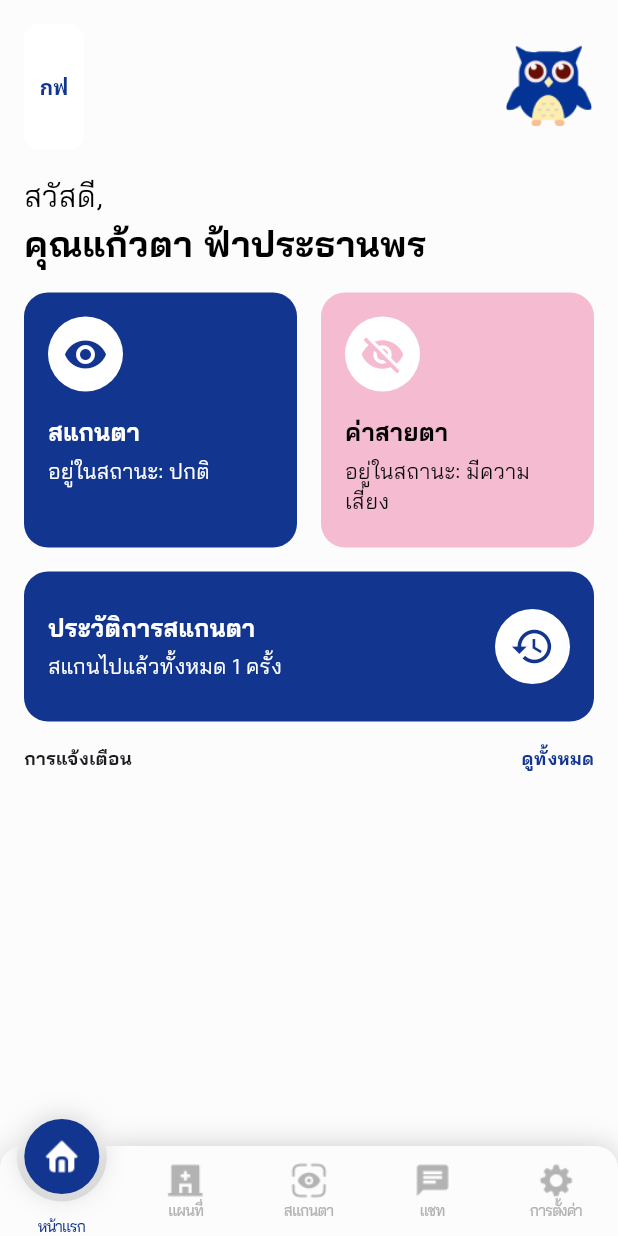
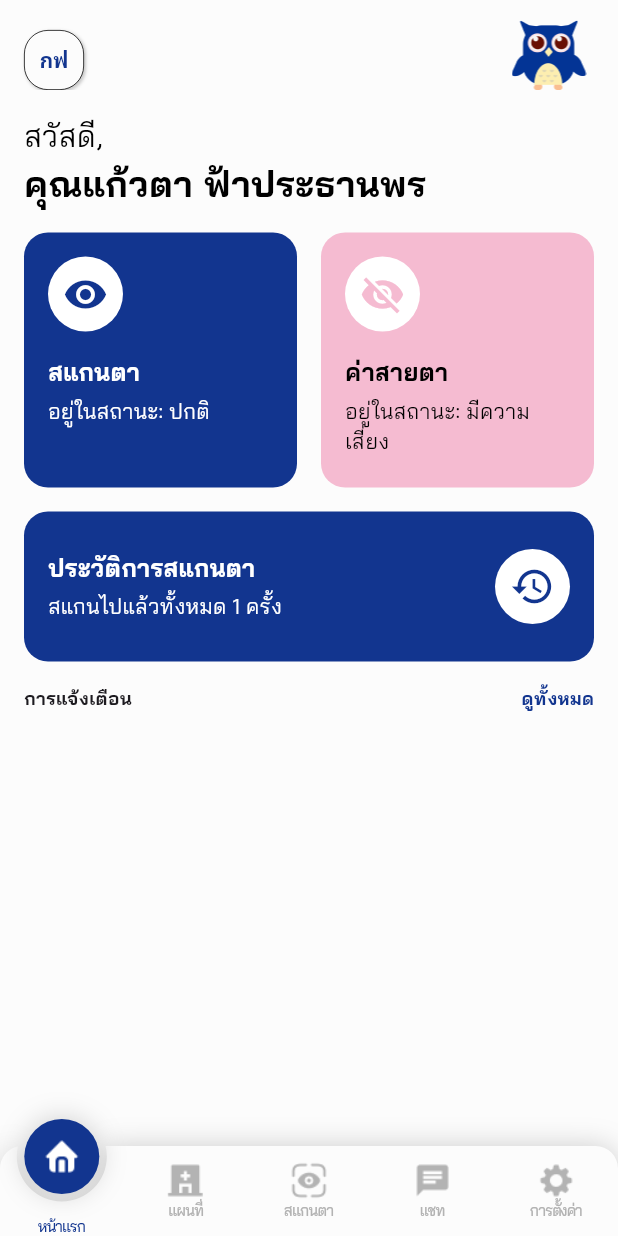
Before and after one commit to Chothanin01/Mongta-client, a Flutter app: the HomePage screen opened by its route, on a phone screen of 412 x 824 dp. Run offline on Flutter 3.47's test engine with Material 3 defaults, Android fonts, the phone set to English and light mode, and no system bars; drawn by our look-alikes of circle_nav_bar; our stand-ins replace go_router; missing offline and left inert: iconify_flutter.

Commit message:
fix user profile border and add color in main.dart

```diff
--- a/lib/components/Color/theme.dart
+++ b/lib/components/Color/theme.dart
@@ -51,6 +51,7 @@ class MainTheme {
   // misc
   static const Color white = Color.fromRGBO(255, 255, 255, 1);
   static const Color black = Color.fromRGBO(0, 0, 0, 1);
+  static const Color grey = Color.fromRGBO(158, 158, 158, 1);
   static const Color logoBorder = Color.fromRGBO(217, 217, 217, 1);
   static const Color transparent = Color.fromRGBO(0, 0, 0, 0);
   // static const Color test = Colors.blue;
--- a/lib/components/navbar.dart
+++ b/lib/components/navbar.dart
@@ -78,7 +78,7 @@ class _BottomNavBarState extends State<BottomNavBar> {
           topLeft: Radius.circular(15),
           topRight: Radius.circular(15),
         ),
-        shadowColor: Colors.grey.withOpacity(0.5),
+        shadowColor: const Color.fromRGBO(158, 158, 158, 1).withOpacity(0.5),
         elevation: 15,
         tabCurve: Curves.decelerate,
         tabDurationMillSec: 0,
--- a/lib/pages/home.dart
+++ b/lib/pages/home.dart
@@ -10,21 +10,29 @@ class HomePage extends StatelessWidget {
       backgroundColor: MainTheme.mainBackground,
 
       appBar: AppBar(
-        toolbarHeight: 100,
+        toolbarHeight: 60,
         elevation: 0,
         backgroundColor: MainTheme.mainBackground,
         leading: Padding(
-          padding: const EdgeInsets.only(
-              // Padding from the screen edge
-              left: 16.0, top: 16.0),
+          padding: const EdgeInsets.only(left: 16.0, top: 20.0),
           child: Container(
             decoration: BoxDecoration(
-              color: MainTheme.white,
-              borderRadius: BorderRadius.circular(10), // Rounded edges
+              color: MainTheme.mainBackground,
+              borderRadius: BorderRadius.circular(16),
+              border: Border.all(
+                // Border color
+                color: MainTheme.black,
+                width: 0.5,
+              ),
+              boxShadow: [
+                BoxShadow(
+                  // Shadow color
+                  color: MainTheme.black.withOpacity(0.2),
+                  blurRadius: 1,
+                  offset: const Offset(1, 1),
+                ),
+              ],
             ),
-            padding: const EdgeInsets.symmetric(
-                // Control spacing around the text
-                horizontal: 8, vertical: 4),
             child: Center(
               child: Text(
                 'กฟ',
```
